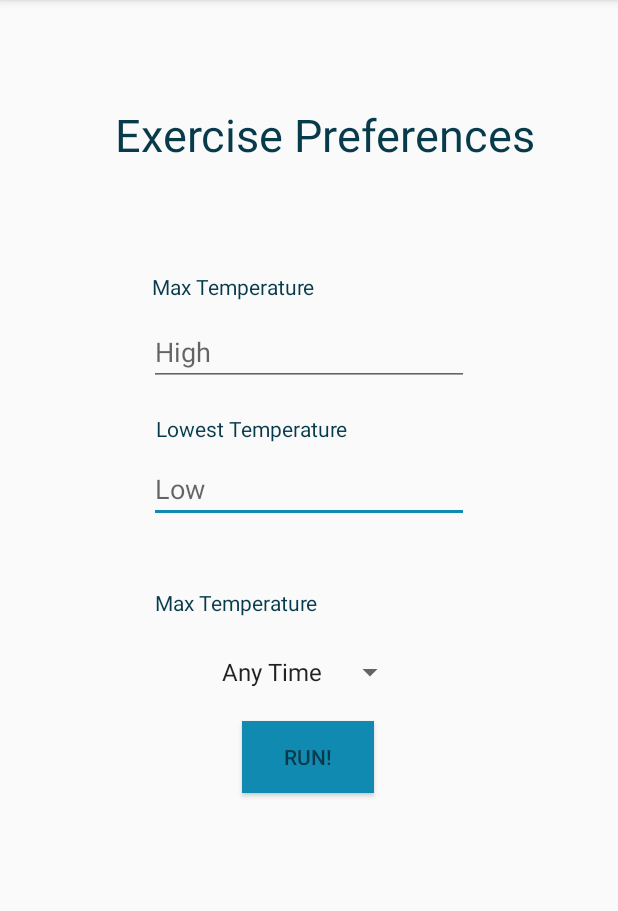
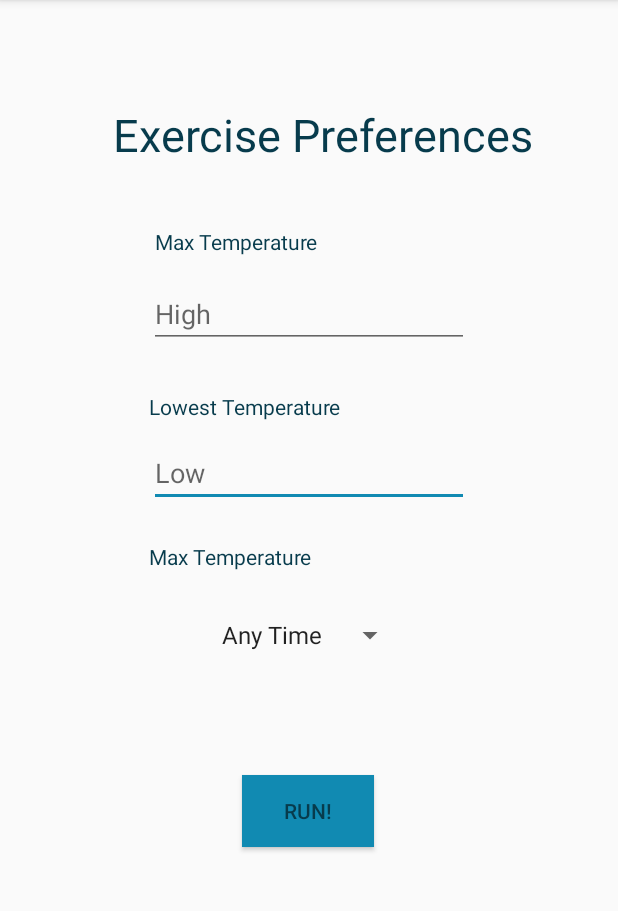
Before and after one commit to evanchang2399/HackTheNortheast, an Android app: the screen it shows after launch (HomeActivity), on a phone screen of 412 x 824 dp, the part 84-995 px from its top. Run offline under Robolectric (Android 15) with nearby library versions, the phone set to English and light mode, and no system bars.

Commit message:
Fixed constraints

```diff
--- a/app/src/main/java/com/example/tempest/HomeActivity.java
+++ b/app/src/main/java/com/example/tempest/HomeActivity.java
@@ -75,7 +75,6 @@ public class HomeActivity extends AppCompatActivity {
                     spinnerInput = mySpinner.getSelectedItem().toString();
                     convertToInt(); //Converts spinner value to -1,0, or 1
                     moveToScheduleActivity(); //Method at the bottom of all the Evan stuff
-                    Toast.makeText(HomeActivity.this, String.valueOf(prefTime), Toast.LENGTH_SHORT).show();
 
                 }catch (NumberFormatException en){ //No numbers filled out
                     Toast.makeText(HomeActivity.this, "Please fill out your preferences", Toast.LENGTH_SHORT).show();
--- a/app/src/main/java/com/example/tempest/ScheduleActivity.java
+++ b/app/src/main/java/com/example/tempest/ScheduleActivity.java
@@ -69,6 +69,7 @@ public class ScheduleActivity extends AppCompatActivity {
                 userTempLow = Double.parseDouble(extras.get("tempLowKey").toString());
                 userTempHigh = Double.parseDouble(extras.get("tempHighKey").toString());
                 userPrefTime = Integer.parseInt(extras.get("prefTimeKey").toString());
+
                 //Test
             }
         }catch(Exception e){
--- a/app/src/main/res/layout/activity_main.xml
+++ b/app/src/main/res/layout/activity_main.xml
@@ -15,88 +15,105 @@
             android:id="@+id/submitButton"
             android:layout_width="wrap_content"
             android:layout_height="wrap_content"
-            android:layout_marginTop="132dp"
+            android:layout_marginBottom="203dp"
             android:background="@color/colorGradient4"
             android:text="RUN!"
             android:textColor="@color/colorGradient5"
+            app:layout_constraintBottom_toBottomOf="parent"
             app:layout_constraintEnd_toEndOf="parent"
             app:layout_constraintHorizontal_bias="0.498"
             app:layout_constraintStart_toStartOf="parent"
-            app:layout_constraintTop_toBottomOf="@+id/inputTempLow" />
+            app:layout_constraintTop_toTopOf="parent"
+            app:layout_constraintVertical_bias="1.0" />
 
         <EditText
             android:id="@+id/inputTempLow"
             android:layout_width="wrap_content"
             android:layout_height="wrap_content"
-            android:layout_marginTop="46dp"
-            android:layout_marginEnd="99dp"
+            android:layout_marginStart="96dp"
+            android:layout_marginEnd="96dp"
             android:ems="10"
             android:hint="@string/hint_low"
             android:inputType="number"
             android:textColor="@color/colorGradient5"
+            app:layout_constraintBottom_toBottomOf="parent"
             app:layout_constraintEnd_toEndOf="parent"
-            app:layout_constraintTop_toBottomOf="@+id/inputTempHigh" />
+            app:layout_constraintStart_toStartOf="parent"
+            app:layout_constraintTop_toTopOf="parent"
+            app:layout_constraintVertical_bias="0.405" />
 
         <EditText
             android:id="@+id/inputTempHigh"
             android:layout_width="wrap_content"
             android:layout_height="wrap_content"
-            android:layout_marginTop="212dp"
             android:ems="10"
             android:hint="@string/hint_high"
             android:inputType="number"
             android:textColor="@color/colorGradient5"
+            app:layout_constraintBottom_toBottomOf="parent"
             app:layout_constraintEnd_toEndOf="parent"
             app:layout_constraintStart_toStartOf="parent"
-            app:layout_constraintTop_toTopOf="parent" />
+            app:layout_constraintTop_toTopOf="parent"
+            app:layout_constraintVertical_bias="0.258" />
 
         <TextView
             android:id="@+id/textView2"
             android:layout_width="wrap_content"
             android:layout_height="wrap_content"
+            android:layout_marginStart="99dp"
             android:layout_marginEnd="180dp"
-            android:layout_marginBottom="8dp"
             android:text="@string/low_temp"
             android:textColor="@color/colorGradient5"
-            app:layout_constraintBottom_toTopOf="@+id/inputTempLow"
-            app:layout_constraintEnd_toEndOf="parent" />
+            app:layout_constraintBottom_toBottomOf="parent"
+            app:layout_constraintEnd_toEndOf="parent"
+            app:layout_constraintHorizontal_bias="0.0"
+            app:layout_constraintStart_toStartOf="parent"
+            app:layout_constraintTop_toTopOf="parent"
+            app:layout_constraintVertical_bias="0.349" />
 
         <TextView
             android:id="@+id/textView"
             android:layout_width="wrap_content"
             android:layout_height="wrap_content"
             android:layout_marginEnd="200dp"
-            android:layout_marginBottom="11dp"
             android:text="@string/max_temp"
             android:textColor="@color/colorGradient5"
-            app:layout_constraintBottom_toTopOf="@+id/inputTempHigh"
+            app:layout_constraintBottom_toBottomOf="parent"
             app:layout_constraintEnd_toEndOf="parent"
-            app:layout_constraintStart_toStartOf="@+id/inputTempHigh" />
+            app:layout_constraintTop_toTopOf="parent"
+            app:layout_constraintVertical_bias="0.202" />
 
         <TextView
             android:id="@+id/textView6"
             android:layout_width="wrap_content"
             android:layout_height="wrap_content"
-            android:layout_marginTop="25dp"
+            android:layout_marginStart="99dp"
             android:layout_marginEnd="200dp"
-            android:layout_marginBottom="7dp"
             android:text="@string/max_temp"
             android:textColor="@color/colorGradient5"
-            app:layout_constraintBottom_toTopOf="@+id/dropDownTime"
+            app:layout_constraintBottom_toBottomOf="parent"
             app:layout_constraintEnd_toEndOf="parent"
-            app:layout_constraintTop_toBottomOf="@+id/inputTempLow" />
+            app:layout_constraintHorizontal_bias="0.0"
+            app:layout_constraintStart_toStartOf="parent"
+            app:layout_constraintTop_toTopOf="parent"
+            app:layout_constraintVertical_bias="0.483" />
 
         <TextView
             android:id="@+id/textView3"
             android:layout_width="wrap_content"
             android:layout_height="wrap_content"
+            android:layout_marginStart="75dp"
             android:layout_marginTop="69dp"
             android:layout_marginEnd="55dp"
             android:text="@string/app_description1"
+            android:textColor="@color/colorGradient5"
             android:textSize="30sp"
-            android:textColor="@color/colorGradient5"
+            app:layout_constraintBottom_toBottomOf="parent"
             app:layout_constraintEnd_toEndOf="parent"
-            app:layout_constraintTop_toTopOf="parent" />
+            app:layout_constraintHorizontal_bias="0.0"
+            app:layout_constraintStart_toStartOf="parent"
+            app:layout_constraintTop_toTopOf="parent"
+            app:layout_constraintVertical_bias="0.0" />
 
         <Spinner
             android:id="@+id/dropDownTime"
@@ -108,6 +125,8 @@
             app:layout_constraintBottom_toBottomOf="parent"
             app:layout_constraintEnd_toEndOf="parent"
             app:layout_constraintHorizontal_bias="0.498"
-            app:layout_constraintStart_toStartOf="parent" />
+            app:layout_constraintStart_toStartOf="parent"
+            app:layout_constraintTop_toTopOf="parent"
+            app:layout_constraintVertical_bias="0.944" />
     </androidx.constraintlayout.widget.ConstraintLayout>
 </androidx.coordinatorlayout.widget.CoordinatorLayout>
```
